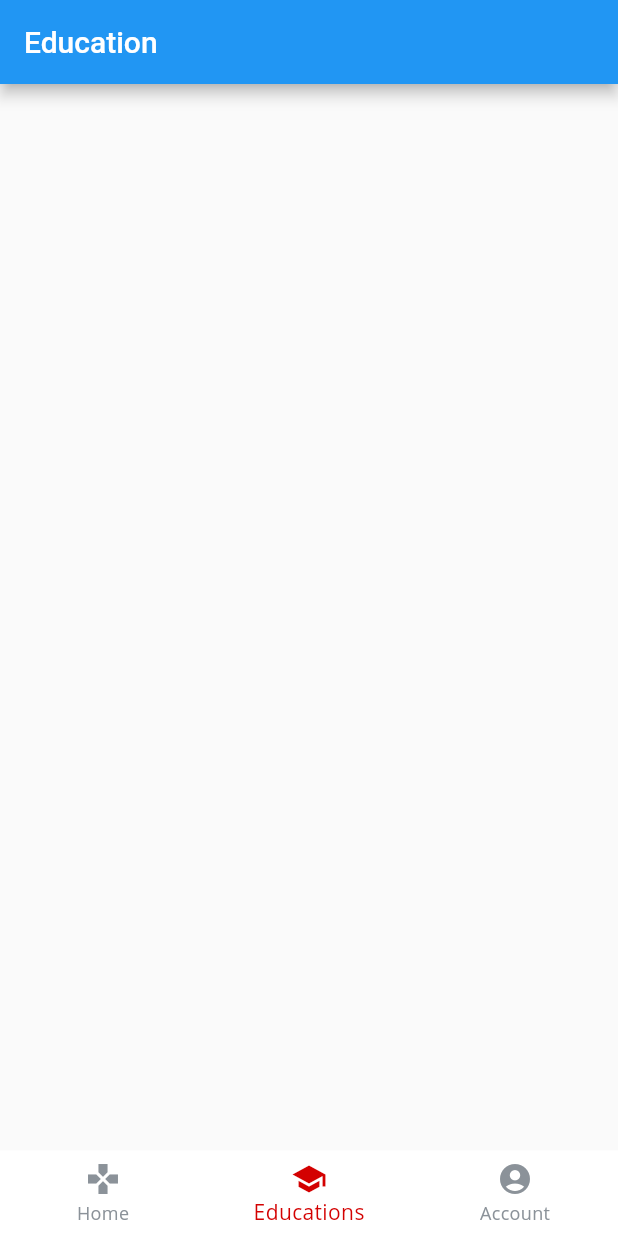
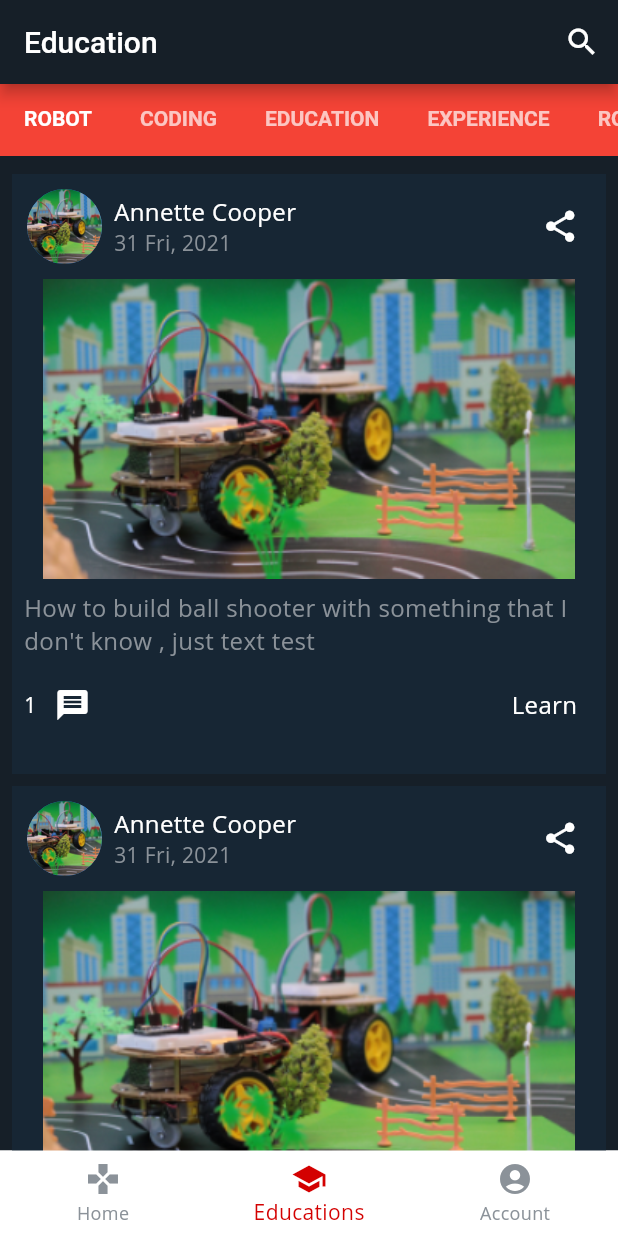
Before and after one commit to erobotkh/erobot_mobile, a Flutter app: the screen it shows after launch, item 2 of the bottom bar chosen, on a phone screen of 412 x 824 dp. Run offline on Flutter 3.47's test engine with Material 2 defaults, Android fonts, the phone set to English and light mode, and no system bars; our stand-ins replace easy_localization, hooks_riverpod, shared_preferences; missing offline and left inert: decorated_icon.

Commit message:
#26 education screen

```diff
--- /dev/null
+++ b/lib/screens/education/content_tabbar.dart
@@ -0,0 +1,58 @@
+import 'package:erobot/widgets/Card_education.dart';
+import 'package:flutter/material.dart';
+
+class EducationPage extends StatefulWidget {
+  @override
+  _EducationPageState createState() => _EducationPageState();
+}
+
+class _EducationPageState extends State<EducationPage> {
+  @override
+  Widget build(BuildContext context) {
+    return SingleChildScrollView(
+      scrollDirection: Axis.vertical,
+      child: Container(
+        width: MediaQuery.of(context).size.width,
+        child: Column(
+          children: [
+            CardEducation(
+              profile: "assets/images/image.png",
+              username: "Annette Cooper",
+              datepost: "31 Fri, 2021",
+              caption:
+                  "How to build ball shooter with something that I don't know , just text test",
+            ),
+            CardEducation(
+              profile: "assets/images/image.png",
+              username: "Annette Cooper",
+              datepost: "31 Fri, 2021",
+              caption:
+                  "How to build ball shooter with something that I don't know , just text test",
+            ),
+            CardEducation(
+              profile: "assets/images/image.png",
+              username: "Annette Cooper",
+              datepost: "31 Fri, 2021",
+              caption:
+                  "How to build ball shooter with something that I don't know , just text test",
+            ),
+            CardEducation(
+              profile: "assets/images/image.png",
+              username: "Annette Cooper",
+              datepost: "31 Fri, 2021",
+              caption:
+                  "How to build ball shooter with something that I don't know , just text test",
+            ),
+            CardEducation(
+              profile: "assets/images/image.png",
+              username: "Annette Cooper",
+              datepost: "31 Fri, 2021",
+              caption:
+                  "How to build ball shooter with something that I don't know , just text test",
+            ),
+          ],
+        ),
+      ),
+    );
+  }
+}
--- a/lib/screens/education/education_screen.dart
+++ b/lib/screens/education/education_screen.dart
@@ -1,11 +1,127 @@
+import 'package:erobot/config/config_constant.dart';
 import 'package:flutter/material.dart';
+import 'package:flutter/rendering.dart';
 
-class EducationScreen extends StatelessWidget {
+import 'content_tabbar.dart';
+
+class EducationScreen extends StatefulWidget {
+  @override
+  _EducationScreenState createState() => _EducationScreenState();
+}
+
+class _EducationScreenState extends State<EducationScreen> {
   @override
   Widget build(BuildContext context) {
     return Scaffold(
       appBar: AppBar(
-        title: Text('Education'),
+        brightness: Brightness.dark,
+        backgroundColor: Theme.of(context).colorScheme.background,
+        title: Text("Education"),
+        actions: [
+          IconButton(
+            onPressed: () {},
+            icon: Icon(Icons.search),
+          ),
+        ],
+      ),
+      backgroundColor: Theme.of(context).colorScheme.background,
+      body: DefaultTabController(
+        length: 6,
+        child: Column(
+          children: [
+            Container(
+              constraints: BoxConstraints(maxHeight: 150.0),
+              margin: EdgeInsets.only(bottom: ConfigConstant.margin1),
+              child: Material(
+                color: Colors.red,
+                child: TabBar(
+                  indicator: UnderlineTabIndicator(borderSide: BorderSide.none),
+                  isScrollable: true,
+                  tabs: [
+                    Tab(
+                      child: Text(
+                        "ROBOT",
+                        style: TextStyle(
+                          fontWeight: FontWeight.w600,
+                          fontSize: 14,
+                        ),
+                      ),
+                    ),
+                    Tab(
+                      child: Text(
+                        "CODING",
+                        style: TextStyle(
+                          fontWeight: FontWeight.w600,
+                          fontSize: 14,
+                        ),
+                      ),
+                    ),
+                    Tab(
+                      child: Text(
+                        "EDUCATION",
+                        style: TextStyle(
+                          fontWeight: FontWeight.w600,
+                          fontSize: 14,
+                        ),
+                      ),
+                    ),
+                    Tab(
+                      child: Text(
+                        "EXPERIENCE",
+                        style: TextStyle(
+                          fontWeight: FontWeight.w600,
+                          fontSize: 14,
+                        ),
+                      ),
+                    ),
+                    Tab(
+                      child: Text(
+                        "ROBOT",
+                        style: TextStyle(
+                          fontWeight: FontWeight.w600,
+                          fontSize: 14,
+                        ),
+                      ),
+                    ),
+                    Tab(
+                      child: Text(
+                        "ROBOT",
+                        style: TextStyle(
+                          fontWeight: FontWeight.w600,
+                          fontSize: 14,
+                        ),
+                      ),
+                    ),
+                  ],
+                ),
+              ),
+            ),
+            Expanded(
+              child: TabBarView(
+                children: [
+                  EducationPage(),
+                  Container(
+                    width: 100,
+                    height: 100,
+                    color: Colors.black,
+                  ),
+                  EducationPage(),
+                  Container(
+                    width: 100,
+                    height: 100,
+                    color: Colors.black,
+                  ),
+                  EducationPage(),
+                  Container(
+                    width: 100,
+                    height: 100,
+                    color: Colors.black,
+                  ),
+                ],
+              ),
+            ),
+          ],
+        ),
       ),
     );
   }
--- /dev/null
+++ b/lib/widgets/Card_education.dart
@@ -0,0 +1,198 @@
+import 'package:flutter/cupertino.dart';
+import 'package:flutter/material.dart';
+
+import 'package:erobot/config/config_constant.dart';
+
+class CardEducation extends StatelessWidget {
+  final String profile;
+  final String username;
+  final String datepost;
+  // final Image poster;
+  final String caption;
+  const CardEducation({
+    Key? key,
+    required this.profile,
+    required this.username,
+    required this.datepost,
+    // required this.poster,
+    required this.caption,
+  }) : super(key: key);
+
+  @override
+  Widget build(BuildContext context) {
+    final _theme = Theme.of(context);
+    return Container(
+      margin: EdgeInsets.symmetric(
+        horizontal: ConfigConstant.margin1,
+        vertical: ConfigConstant.margin0,
+      ),
+      width: MediaQuery.of(context).size.width,
+      height: 400,
+      color: Theme.of(context).colorScheme.surface,
+      alignment: Alignment.topLeft,
+      child: Column(
+        mainAxisAlignment: MainAxisAlignment.start,
+        children: [
+          Container(
+            width: MediaQuery.of(context).size.width,
+            padding: EdgeInsets.all(10),
+            child: Row(
+              mainAxisAlignment: MainAxisAlignment.spaceBetween,
+              children: [
+                Container(
+                  child: Row(
+                    children: [
+                      CircleAvatar(
+                        radius: 25,
+                        backgroundImage: AssetImage(profile),
+                      ),
+                      Container(
+                        width: MediaQuery.of(context).size.width / 2,
+                        alignment: Alignment.topLeft,
+                        padding: EdgeInsets.symmetric(
+                            horizontal: ConfigConstant.margin1),
+                        child: Column(
+                          children: [
+                            Align(
+                              alignment: Alignment.topLeft,
+                              child: Text(
+                                username,
+                                style: TextStyle(
+                                  color: _theme.colorScheme.onSurface,
+                                  fontSize: 16,
+                                ),
+                              ),
+                            ),
+                            Align(
+                              alignment: Alignment.topLeft,
+                              child: Text(
+                                datepost,
+                                style: TextStyle(
+                                  color: _theme.colorScheme.secondary,
+                                  fontSize: 14,
+                                ),
+                              ),
+                            ),
+                          ],
+                        ),
+                      )
+                    ],
+                  ),
+                ),
+                InkWell(
+                  onTap: () {
+                    print("icon share");
+                  },
+                  child: Padding(
+                    padding: const EdgeInsets.all(8.0),
+                    child: Icon(
+                      Icons.share,
+                      color: _theme.colorScheme.onSurface,
+                      size: 25,
+                    ),
+                  ),
+                ),
+              ],
+            ),
+          ),
+          InkWell(
+            onTap: () {
+              print("card_education");
+            },
+            child: Container(
+              // padding: EdgeInsets.symmetric(
+              //   vertical: ConfigConstant.margin2,
+              // ),
+
+              child: Column(
+                children: [
+                  Container(
+                    height: 200,
+                    child: Image.asset(
+                      "assets/images/image.png",
+                      fit: BoxFit.cover,
+                    ),
+                  ),
+                  Container(
+                    margin: EdgeInsets.only(
+                      top: ConfigConstant.margin1,
+                      left: ConfigConstant.margin1,
+                      right: ConfigConstant.margin1,
+                    ),
+                    child: Text(
+                      caption,
+                      style: TextStyle(
+                        color: _theme.colorScheme.secondary,
+                        fontSize: 16,
+                      ),
+                      maxLines: 2,
+                      overflow: TextOverflow.ellipsis,
+                    ),
+                  ),
+                ],
+              ),
+            ),
+          ),
+          Container(
+            padding: EdgeInsets.only(
+              left: ConfigConstant.margin1,
+              right: ConfigConstant.margin2 * 1.2,
+              top: ConfigConstant.margin1,
+            ),
+            child: Row(
+              mainAxisAlignment: MainAxisAlignment.spaceBetween,
+              children: [
+                Container(
+                  child: Row(
+                    children: [
+                      Text("1"),
+                      IconButton(
+                        onPressed: () {
+                          print("comment icon");
+                          showBottomSheet(
+                              context: context,
+                              builder: (BuildContext context) {
+                                return Container(
+                                  height: MediaQuery.of(context).size.height,
+                                  decoration: BoxDecoration(
+                                    color: Colors.black,
+                                  ),
+                                  child: Center(
+                                    child: Text(
+                                      "Comment",
+                                      style:
+                                          Theme.of(context).textTheme.headline3,
+                                    ),
+                                  ),
+                                );
+                              });
+                        },
+                        icon: Icon(
+                          Icons.message,
+                          color: _theme.colorScheme.onSurface,
+                        ),
+                      ),
+                    ],
+                  ),
+                ),
+                GestureDetector(
+                  onTap: () {
+                    print("btn learn");
+                  },
+                  child: Text(
+                    "Learn",
+                    style: TextStyle(
+                      color: _theme.colorScheme.onSurface,
+                      fontSize: 16,
+                      fontFamily: 'OpenSans',
+                    ),
+                  ),
+                ),
+              ],
+            ),
+          )
+        ],
+      ),
+    );
+  }
+}
--- a/pubspec.yaml
+++ b/pubspec.yaml
@@ -48,8 +48,8 @@ flutter:
   uses-material-design: true
 
   # To add assets to your application, add an assets section, like this:
-  # assets:
-  #   - images/a_dot_burr.jpeg
+  assets:
+    - assets/images/image.png
   #   - images/a_dot_ham.jpeg
 
   fonts:
```
Also changed, not shown: assets/images/image.png (added), lib/widgets/Tabbar.dart (added), pubspec.lock.
